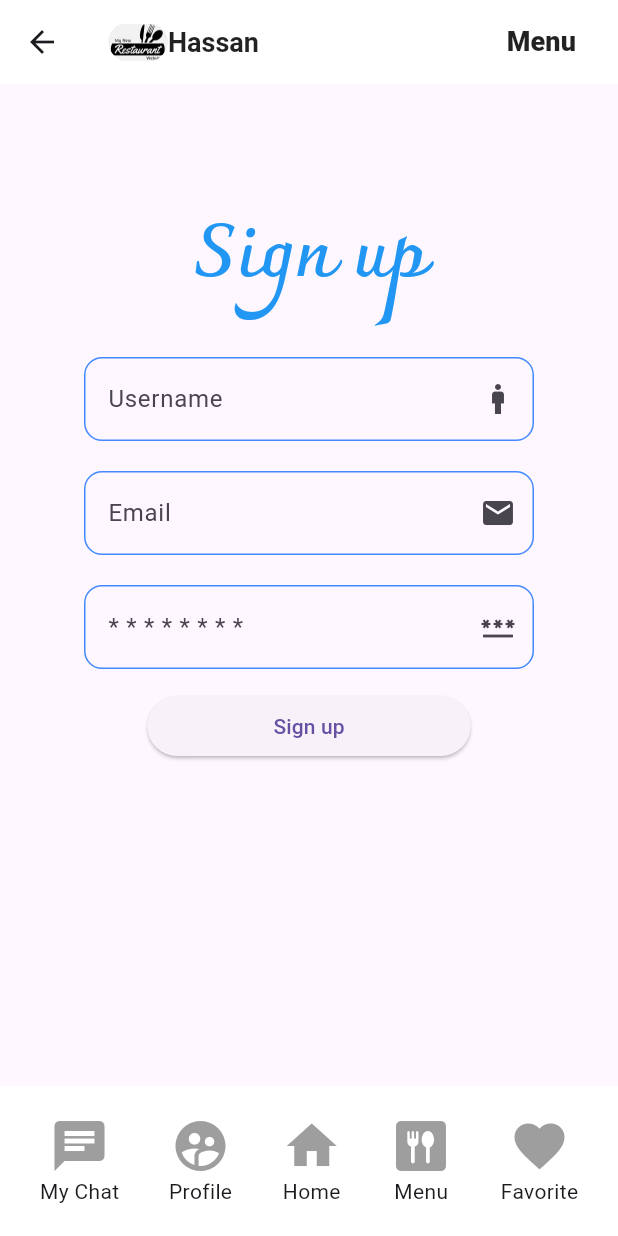
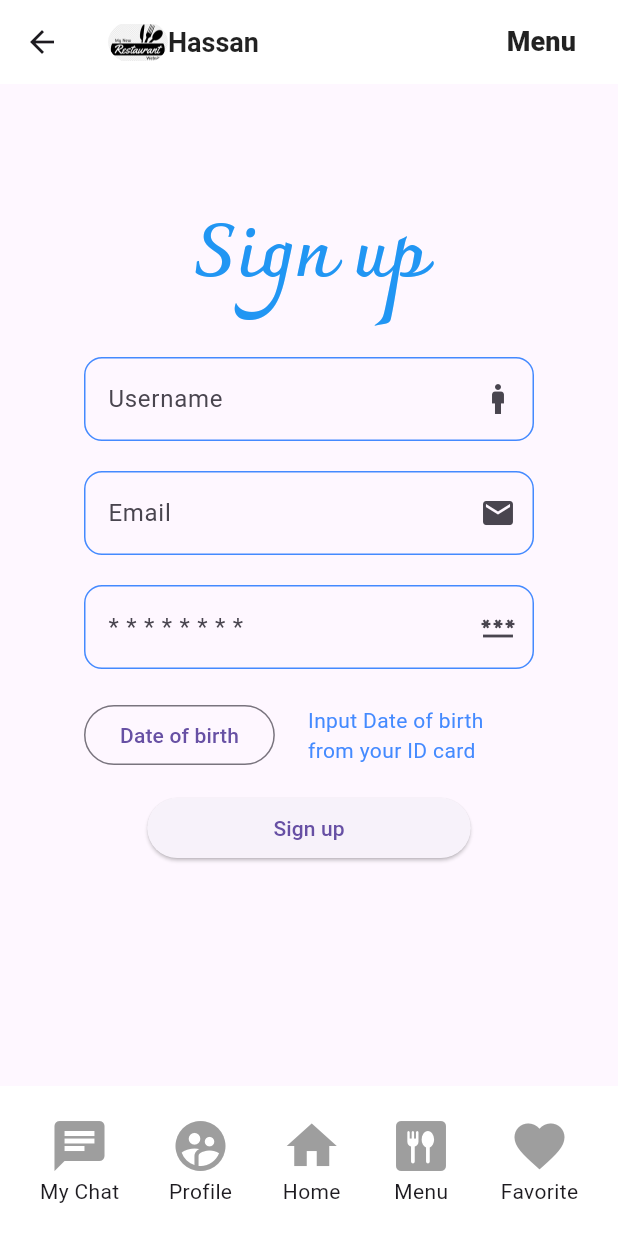
Before and after one commit to Muhammad-Hassan-student/Flutter-Mastery-Hands-on, a Flutter app: the ProfilePage screen opened directly, on a phone screen of 412 x 824 dp. Run offline on Flutter 3.47's test engine with Material 3 defaults, Android fonts, the phone set to English and light mode, and no system bars; network calls fail.

Commit message:
Oh sorry this is remain of is before comment

```diff
--- a/lib/pages/Profile.dart
+++ b/lib/pages/Profile.dart
@@ -26,6 +26,7 @@ class ProfilePage extends StatelessWidget{
              margin: EdgeInsets.only(top: 30),
              child:  Column(
                children: [
+                 //Username
                  TextField(
                       controller: username,
                    decoration: InputDecoration(
@@ -60,7 +61,7 @@ class ProfilePage extends StatelessWidget{
 
                  ),
                  SizedBox(height: 20,),
-
+                  //email
                  TextField(
                    controller: email,
                    decoration: InputDecoration(
@@ -95,6 +96,7 @@ class ProfilePage extends StatelessWidget{
 
                  ),
                     SizedBox(height: 20,),
+                 //password
                  TextField(
                         controller: password,
                       obscureText:true,
@@ -132,6 +134,32 @@ class ProfilePage extends StatelessWidget{
                    ),
 
                  ),
+                 SizedBox(height: 20,),
+                 //Time
+                 Container(
+                   child: Row(
+                     children: [
+
+                        OutlinedButton(onPressed:  ()async{
+                          DateTime? showDateTime = await showDatePicker(
+                              context: context,
+                              initialDate: DateTime.now(),
+                              firstDate: DateTime(1965),
+                              lastDate:  DateTime.now(),);
+                          if(showDateTime != null){
+                            print("Day: ${showDateTime?.day}");
+                          }
+                        }, child: Text("Date of birth")),
+                       Container(
+                         margin: EdgeInsets.only(left: 22),
+                         width: 150,
+                         child: Text("Input Date of birth from your ID card",style: TextStyle(
+                            color: Colors.blueAccent
+                         ),),
+                       )
+                     ],
+                   ),
+                 ),
                  SizedBox(height: 14,),
                  ElevatedButton(onPressed: (){
                    String uUsername = username.text;
--- /dev/null
+++ b/lib/rought.txt
@@ -0,0 +1 @@
+//Completed Data and time
--- a/pubspec.yaml
+++ b/pubspec.yaml
@@ -17,6 +17,7 @@ publish_to: "none" # Remove this line if you wish to publish to pub.dev
 # In Windows, build-name is used as the major, minor, and patch parts
 # of the product and file versions while build-number is used as the build suffix.
 version: 1.0.0+1
+
 
 environment:
   sdk: ^3.5.4
@@ -45,6 +46,8 @@ dev_dependencies:
   # package. See that file for information about deactivating specific lint
   # rules and activating additional ones.
   flutter_lints: ^4.0.0
+  intl: ^0.20.2
+
 
 # For information on the generic Dart part of this file, see the
 # following page: https://dart.dev/tools/pub/pubspec
```
Also changed, not shown: lib/main.dart (+12 -9 lines), pubspec.lock.
